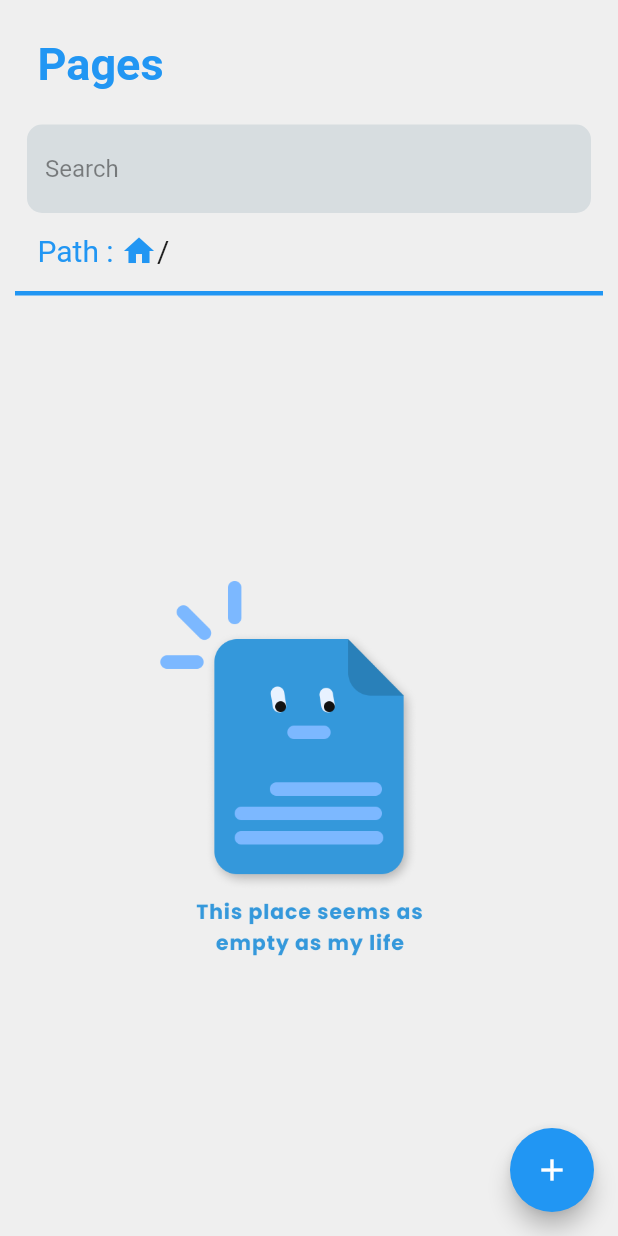
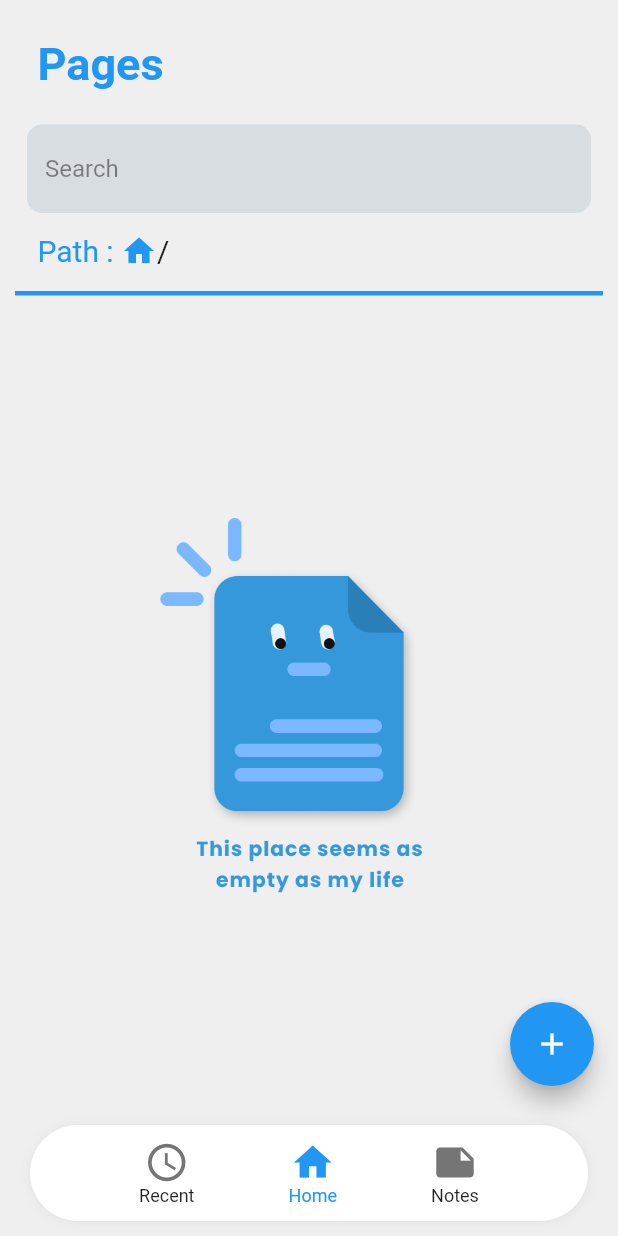
Before and after one commit to RaviMauryaHootowl/Project-Pages, a Flutter app: the screen it shows after launch, on a phone screen of 412 x 824 dp. Run offline on Flutter 3.47's test engine with Material 2 defaults, Android fonts, the light colour scheme and no system bars; drawn by our look-alikes of flutter_speed_dial; our stand-ins replace curved_navigation_bar, file_picker, hive, open_file; accounts and stored records are empty; generated files the repository leaves out were written again; statements that could not run were skipped.

Commit message:
adding nav bar + bug fixes

```diff
--- a/lib/main.dart
+++ b/lib/main.dart
@@ -1,4 +1,5 @@
 import 'dart:async';
+import 'package:curved_navigation_bar/curved_navigation_bar.dart';
 import 'package:file_picker/file_picker.dart';
 import 'package:flutter/material.dart';
 import 'package:flutter/rendering.dart';
@@ -65,27 +66,32 @@ class _HomeState extends State<Home> {
   void initState() {
     super.initState();
   }
-
+  // FocusScopeNode currentFocus = FocusScope.of(context);
   @override
   Widget build(BuildContext context) {
+
     //debugPaintSizeEnabled = true;
-    print('Main Page builded again!');
     final FilesBloc filesBloc = Provider.of<FilesBloc>(context, listen: false);
+    print('Main Page builded again! -----');
     return WillPopScope(
       onWillPop: (){ return _onBackPressed(filesBloc);},
       child: GestureDetector(
         onTap: (){
-          FocusScopeNode currentFocus = FocusScope.of(context);
-
-          if (!currentFocus.hasPrimaryFocus) {
-            currentFocus.unfocus();
-          }
         },
         child: Scaffold(
           resizeToAvoidBottomInset: false,
           backgroundColor: (themeMode == 0) ? HexColor('EFEFEF') : HexColor('121212'),
           body: HomePage(),
           floatingActionButton: SpeedDialWidget(),
+          bottomNavigationBar: CustomNavBar(),
+
+          // bottomNavigationBar: BottomNavigationBar(items: [
+          //   BottomNavigationBarItem(title: Text('Recent') ,icon: Icon(Icons.access_time)),
+          //   BottomNavigationBarItem(title: Text('Home') ,icon: Icon(Icons.home),),
+          //   BottomNavigationBarItem(title: Text('Quick Notes') ,icon: Icon(Icons.note)),
+          // ],
+          // currentIndex: 1,
+          // ),
         ),
       ),
     );
@@ -93,6 +99,53 @@ class _HomeState extends State<Home> {
 }
 
 
+class CustomNavBar extends StatelessWidget {
+  @override
+  Widget build(BuildContext context) {
+    return Container(
+      color: HexColor('EFEFEF'),
+      padding: EdgeInsets.fromLTRB(20.0, 10.0, 20.0, 10.0),
+      child: Container(
+        decoration: BoxDecoration(
+          color: Colors.white,
+          borderRadius: BorderRadius.circular(50.0),
+          boxShadow: [
+            BoxShadow(color: Colors.grey[300], blurRadius: 6.0, offset: Offset(0.5,0.5))
+          ]
+        ),
+
+        padding: EdgeInsets.all(10.0),
+        child: Row(
+          mainAxisAlignment: MainAxisAlignment.spaceEvenly,
+          children: <Widget>[
+          Column(
+            mainAxisSize: MainAxisSize.min,
+            children: <Widget>[
+              Icon(Icons.access_time, size: 30, color: Colors.grey[600],),
+              Text('Recent', style: TextStyle(fontSize: 12),),
+            ],
+          ),
+          Column(
+            mainAxisSize: MainAxisSize.min,
+            children: <Widget>[
+              Icon(Icons.home, size: 30, color: Colors.blue,),
+              Text('Home', style: TextStyle(fontSize: 12, color: Colors.blue),),
+            ],
+          ),
+          Column(
+            mainAxisSize: MainAxisSize.min,
+            children: <Widget>[
+              Icon(Icons.note, size: 30, color: Colors.grey[600],),
+              Text('Notes', style: TextStyle(fontSize: 12),),
+            ],
+          ),
+          //Icon(Icons.home, size: 30, color: Colors.blue,),
+          //Icon(Icons.note, size: 30,color: Colors.grey[600],),
+        ],),
+      ),
+    );
+  }
+}
 
 
 
--- a/lib/pages/home_page.dart
+++ b/lib/pages/home_page.dart
@@ -37,6 +37,7 @@ class _HomePageState extends State<HomePage> {
             Expanded(
               child: FilesListWidget(),
             ),
+            //Container(height: 8, color: Colors.blue,)
           ],
         ),
       ),
--- a/pubspec.yaml
+++ b/pubspec.yaml
@@ -26,6 +26,7 @@ dependencies:
   open_file: ^3.0.1
   flutter_speed_dial: ^1.2.5
   provider: ^4.0.0
+  curved_navigation_bar: ^0.3.2
 
   # The following adds the Cupertino Icons font to your application.
   # Use with the CupertinoIcons class for iOS style icons.
@@ -37,6 +38,8 @@ dev_dependencies:
   hive_generator: ^0.7.0+2
   build_runner: ^1.9.0
 
+dependency_overrides:
+  dartx: ^0.3.0
 
 # For information on the generic Dart part of this file, see the
 # following page: https://dart.dev/tools/pub/pubspec
```
Also changed, not shown: lib/file_model.g.dart, pubspec.lock.
